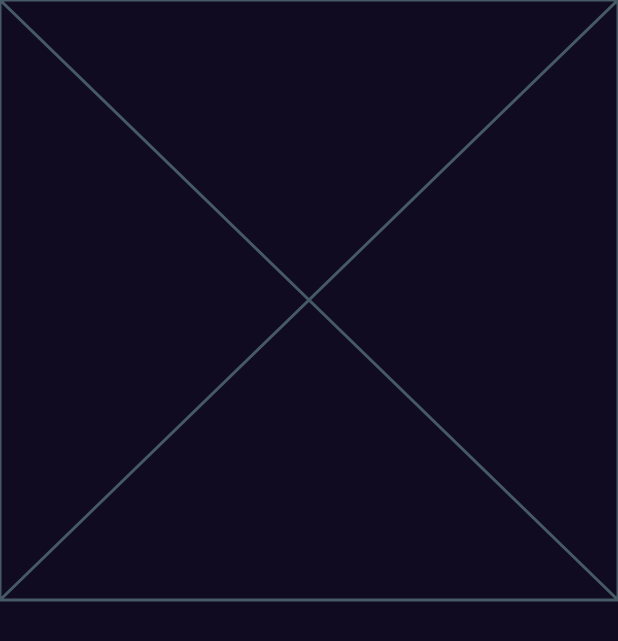
After one commit to A7medMaged/clean_arch_bookly, a Flutter app: the BookDetailsView screen opened by its route, on a phone screen of 412 x 824 dp. The commit adds this screen. Shown: the top 641 px of the screen. Run offline on Flutter 3.47's test engine with Material 3 defaults, Android fonts, the phone set to English and light mode, and no system bars; our stand-ins replace font_awesome_flutter, go_router, google_fonts.

Commit message:
- Refactor navigation to use GoRouter and update dependencies; - Add BookDetailsView and BookDetailsViewBody components

```diff
--- /dev/null
+++ b/lib/core/helper/app_router.dart
@@ -0,0 +1,29 @@
+import 'package:bookly_ca/features/home/presentation/views/book_details_view.dart';
+import 'package:go_router/go_router.dart';
+
+import '../../features/home/presentation/views/home_view.dart';
+import '../../features/splash_screen/presentation/splash_view.dart';
+
+
+abstract class AppRouter {
+  static const kHomeView = '/homeView';
+  static const kBookDetailsView = '/bookDetailsView';
+
+  static final router = GoRouter(
+    routes: [
+      GoRoute(
+        path: '/',
+        builder: (context, state) => const SplashView(),
+      ),
+
+      GoRoute(
+        path: kHomeView,
+        builder: (context, state) => const HomwView(),
+      ),
+      GoRoute(
+        path: kBookDetailsView,
+        builder: (context, state) => const BookDetailsView(),
+      ),
+    ],
+  );
+}
--- /dev/null
+++ b/lib/features/home/presentation/views/book_details_view.dart
@@ -0,0 +1,24 @@
+import 'package:flutter/material.dart';
+
+import 'widgets/book_details_view_body.dart';
+
+class BookDetailsView extends StatelessWidget {
+  const BookDetailsView({super.key});
+
+  @override
+  Widget build(BuildContext context) {
+    return Scaffold(
+      body: SafeArea(
+        child: Expanded(
+          child: SingleChildScrollView(
+            child: Column(
+              children: const [
+                BookDetailsViewBody(),
+              ],
+            ),
+          ),
+        ),
+      ),
+    );
+  }
+}
--- /dev/null
+++ b/lib/features/home/presentation/views/widgets/book_details_view_body.dart
@@ -0,0 +1,10 @@
+import 'package:flutter/material.dart';
+
+class BookDetailsViewBody extends StatelessWidget {
+  const BookDetailsViewBody({super.key});
+
+  @override
+  Widget build(BuildContext context) {
+    return const Placeholder();
+  }
+}
--- a/lib/features/splash_screen/presentation/widget/splash_view_body.dart
+++ b/lib/features/splash_screen/presentation/widget/splash_view_body.dart
@@ -1,7 +1,7 @@
+import 'package:bookly_ca/core/helper/app_router.dart';
 import 'package:bookly_ca/core/helper/assets.dart';
-import 'package:bookly_ca/features/home/presentation/views/home_view.dart';
 import 'package:flutter/material.dart';
-import 'package:get/get.dart';
+import 'package:go_router/go_router.dart';
 
 import 'sliding_text.dart';
 
@@ -26,11 +26,7 @@ class _SplashViewBodyState extends State<SplashViewBody>
 
   void navigateToHome() {
     Future.delayed(Duration(seconds: 2), () {
-      Get.to(
-        () => HomwView(),
-        transition: Transition.fadeIn,
-        duration: const Duration(milliseconds: 500),
-      );
+      GoRouter.of(context).push(AppRouter.kHomeView);
     });
   }
 
--- a/lib/main.dart
+++ b/lib/main.dart
@@ -1,7 +1,6 @@
+import 'package:bookly_ca/core/helper/app_router.dart';
 import 'package:bookly_ca/core/helper/constants.dart';
-import 'package:bookly_ca/features/splash_screen/presentation/splash_view.dart';
 import 'package:flutter/material.dart';
-import 'package:get/get.dart';
 import 'package:google_fonts/google_fonts.dart';
 
 void main() {
@@ -13,14 +12,13 @@ class BooklyApp extends StatelessWidget {
 
   @override
   Widget build(BuildContext context) {
-    return GetMaterialApp(
+    return MaterialApp.router(
+      routerConfig: AppRouter.router,
       debugShowCheckedModeBanner: false,
       theme: ThemeData.dark().copyWith(
         scaffoldBackgroundColor: kPrimaryColor,
         textTheme: GoogleFonts.robotoMonoTextTheme(ThemeData.dark().textTheme),
       ),
-
-      home: SplashView(),
     );
   }
 }
--- a/pubspec.yaml
+++ b/pubspec.yaml
@@ -30,9 +30,9 @@ environment:
 dependencies:
   flutter:
     sdk: flutter
-  get: ^4.7.2
   font_awesome_flutter: ^10.8.0
   google_fonts: ^6.2.1
+  go_router: ^14.8.1
 
   # The following adds the Cupertino Icons font to your application.
   # Use with the CupertinoIcons class for iOS style icons.
```
Also changed, not shown: pubspec.lock.
